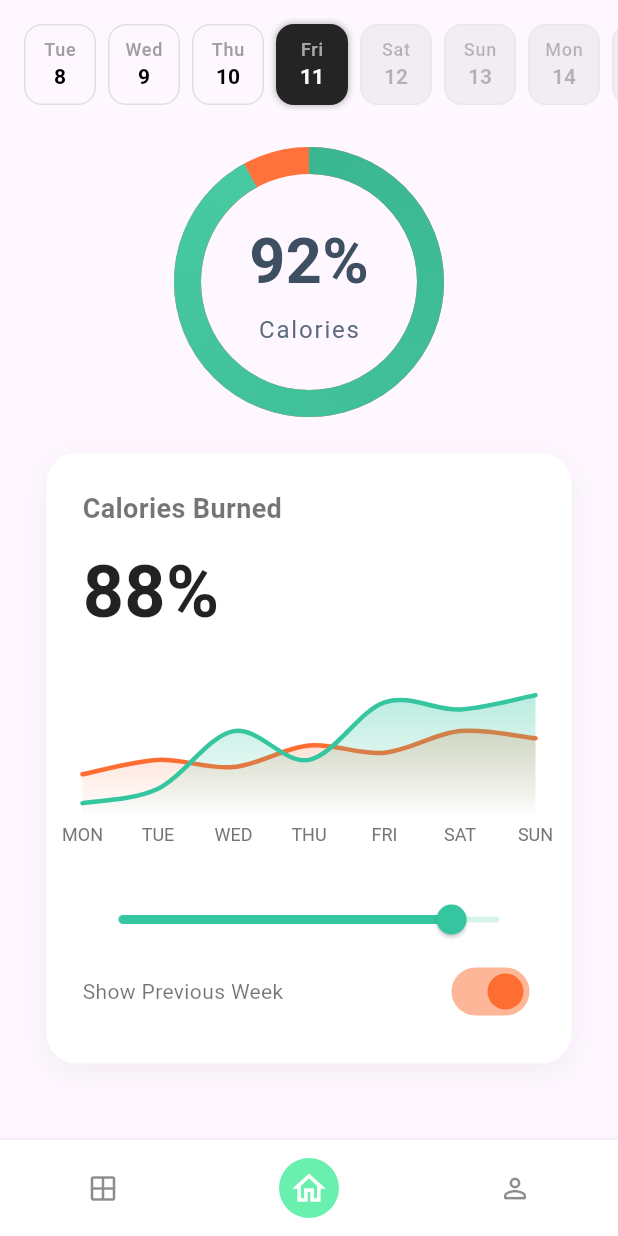
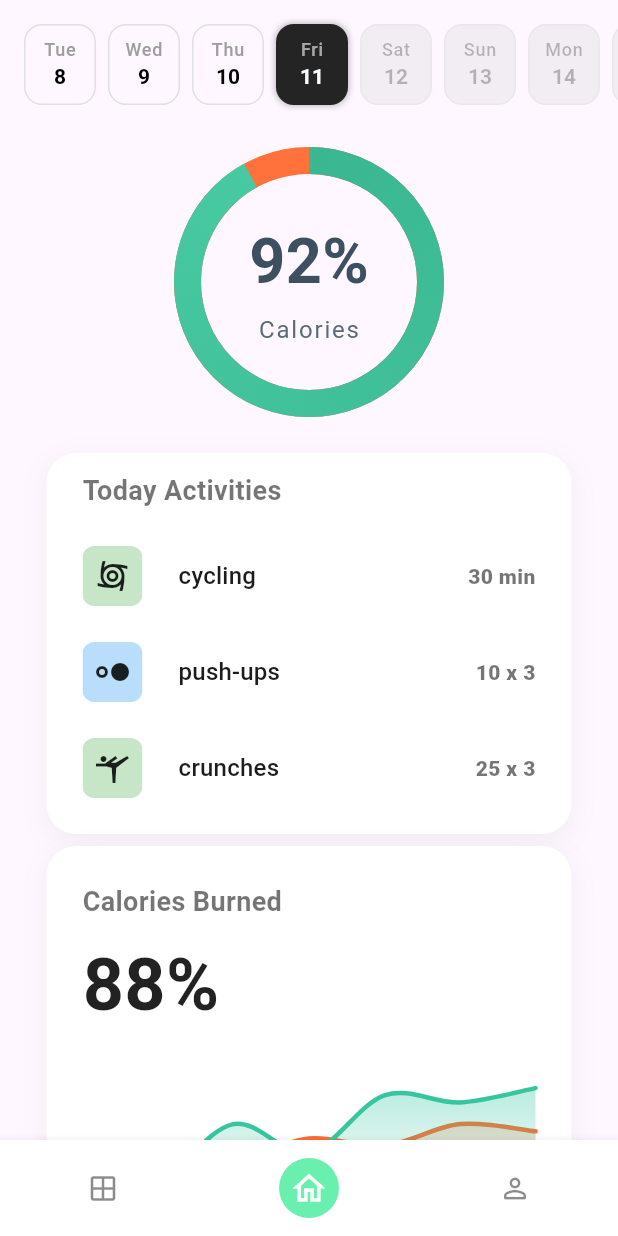
Before and after one commit to hamidjalili59/zest, a Flutter app: the HomePage screen opened by its route, on a phone screen of 412 x 824 dp. Run offline on Flutter 3.47's test engine with Material 3 defaults, Android fonts, the light colour scheme and no system bars; our stand-ins replace dio, drift, drift_flutter, equatable, flutter_svg, freezed_annotation and 6 more; missing offline and left inert: dio_smart_retry; accounts and stored records are empty; generated files the repository leaves out were written again.

Commit message:
chore: add today activities widget

```diff
--- a/lib/src/features/home/presentation/pages/home_page.dart
+++ b/lib/src/features/home/presentation/pages/home_page.dart
@@ -1,5 +1,6 @@
 import 'package:flutter/material.dart';
 import 'package:zest/src/core/constants/general_constants.dart';
+import 'package:zest/src/features/home/presentation/widgets/daily_activities_widget.dart' show DailyActivitiesWidget;
 import 'package:zest/src/features/home/presentation/widgets/day_counter_widget.dart';
 import 'package:zest/src/features/home/presentation/widgets/home_day_details_widget.dart';
 import 'package:zest/src/features/home/presentation/widgets/home_navigation_bar_widget.dart';
@@ -34,6 +35,7 @@ class _HomePageState extends State<HomePage> {
                   children: [const HomeDayDetailsWidget()],
                 ),
               ),
+              DailyActivitiesWidget(),
               CalorieChartWidget(),
             ],
           ),
--- /dev/null
+++ b/lib/src/features/home/presentation/widgets/daily_activities_widget.dart
@@ -0,0 +1,101 @@
+import 'package:flutter/material.dart';
+import 'package:zest/src/core/constants/app_theme.dart';
+
+class DailyActivitiesWidget extends StatelessWidget {
+  const DailyActivitiesWidget({super.key});
+
+  @override
+  Widget build(BuildContext context) {
+    final activities = [
+      {
+        'title': 'cycling',
+        'color': Colors.green,
+        'icon': Icons.cyclone_outlined,
+        'value': '30 min',
+      },
+      {
+        'title': 'push-ups',
+        'color': Colors.blue,
+        'icon': Icons.hdr_strong_outlined,
+        'value': '10 x 3',
+      },
+      {
+        'title': 'crunches',
+        'color': Colors.green,
+        'icon': Icons.sports_gymnastics_outlined,
+        'value': '25 x 3',
+      },
+    ];
+    return Container(
+      width: 350,
+      padding: const EdgeInsets.symmetric(horizontal: 24.0, vertical: 12),
+      decoration: BoxDecoration(
+        color: Colors.white,
+        borderRadius: BorderRadius.circular(20.0),
+        boxShadow: [
+          BoxShadow(
+            color: Colors.black.withAlpha(0.05.toAlpha()),
+            blurRadius: 15,
+            offset: const Offset(0, 5),
+          ),
+        ],
+      ),
+      child: Column(
+        spacing: 12,
+        crossAxisAlignment: CrossAxisAlignment.start,
+        children: [
+          Text(
+            'Today Activities',
+            style: TextStyle(
+              fontSize: 18,
+              fontWeight: FontWeight.w600,
+              color: Colors.black54,
+            ),
+          ),
+          ListView.builder(
+            shrinkWrap: true,
+            itemCount: activities.length,
+            itemBuilder: (context, index) {
+              return SizedBox(
+                height: 64,
+                child: Row(
+                  spacing: 24,
+                  children: [
+                    ClipRRect(
+                      borderRadius: BorderRadius.circular(8),
+                      child: ColoredBox(
+                        color: (activities[index]['color'] as Color).withAlpha(
+                          80,
+                        ),
+                        child: Padding(
+                          padding: const EdgeInsets.all(8),
+                          child: Icon(
+                            activities[index]['icon'] as IconData,
+                            color: Colors.black87,
+                          ),
+                        ),
+                      ),
+                    ),
+                    Expanded(
+                      child: Text(
+                        activities[index]['title'] as String,
+                        style: TextTheme.of(context).titleMedium,
+                      ),
+                    ),
+                    Text(
+                      activities[index]['value'] as String,
+                      style: TextTheme.of(context).bodyMedium?.copyWith(
+                        color: Colors.black54,
+                        fontWeight: FontWeight.w900,
+                      ),
+                    ),
+                  ],
+                ),
+              );
+            },
+          ),
+        ],
+      ),
+    );
+  }
+}
```
